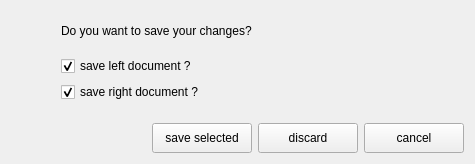
Old version of the form src/closeDlg.ui in the repository cxasm/notepad--.
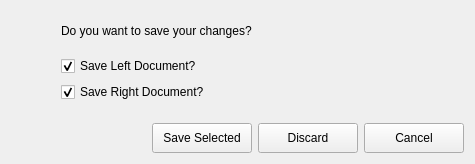
New version of the form. Icons and pictures are not drawn.

What changed in the file:
```diff
--- a/src/closeDlg.ui
+++ b/src/closeDlg.ui
@@ -60,7 +60,7 @@
        <item>
         <widget class="QCheckBox" name="leftBox">
          <property name="text">
-          <string>save left document ?</string>
+          <string>Save Left Document?</string>
          </property>
          <property name="checked">
           <bool>true</bool>
@@ -70,7 +70,7 @@
        <item>
         <widget class="QCheckBox" name="rightBox">
          <property name="text">
-          <string>save right document ?</string>
+          <string>Save Right Document?</string>
          </property>
          <property name="checked">
           <bool>true</bool>
@@ -140,7 +140,7 @@
         </size>
        </property>
        <property name="text">
-        <string>save selected</string>
+        <string>Save Selected</string>
        </property>
       </widget>
      </item>
@@ -159,7 +159,7 @@
         </size>
        </property>
        <property name="text">
-        <string>discard</string>
+        <string>Discard</string>
        </property>
       </widget>
      </item>
@@ -178,7 +178,7 @@
         </size>
        </property>
        <property name="text">
-        <string>cancel</string>
+        <string>Cancel</string>
        </property>
       </widget>
      </item>
```
